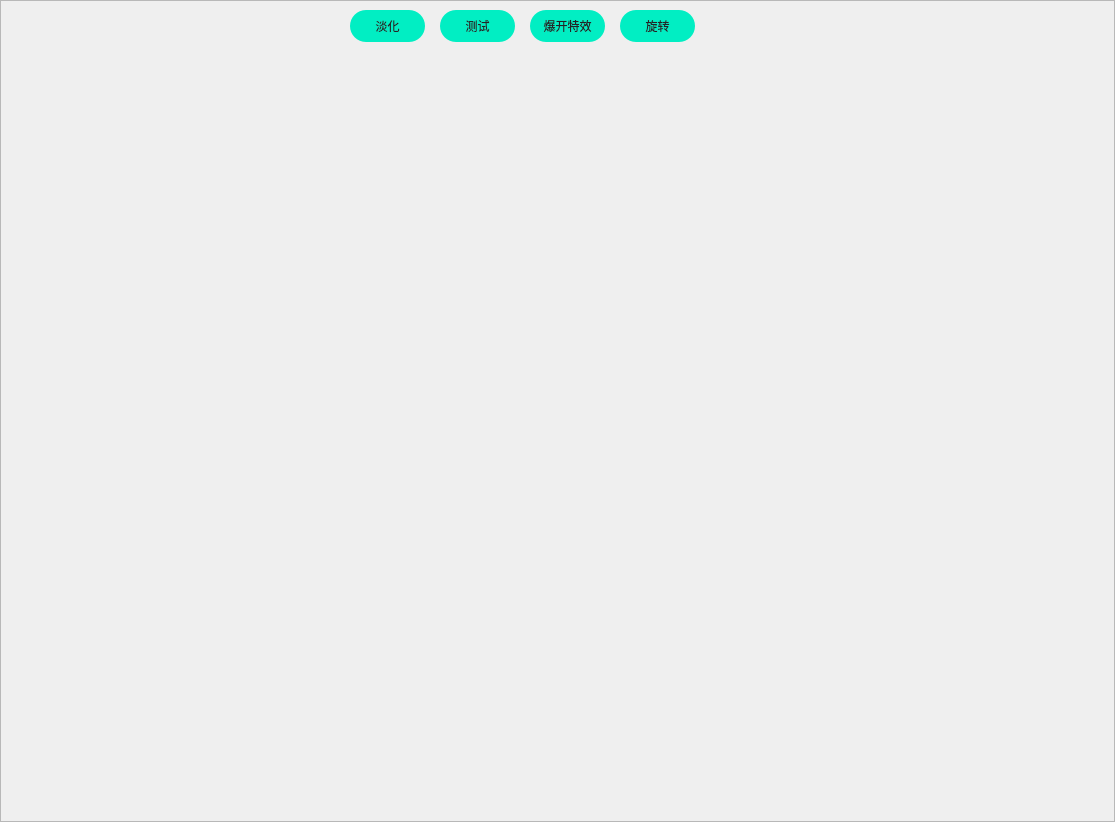
Above: animation/animationTest.ui from KikyoShaw/QtWidgetsApplication before the change. Below: the same form after it.
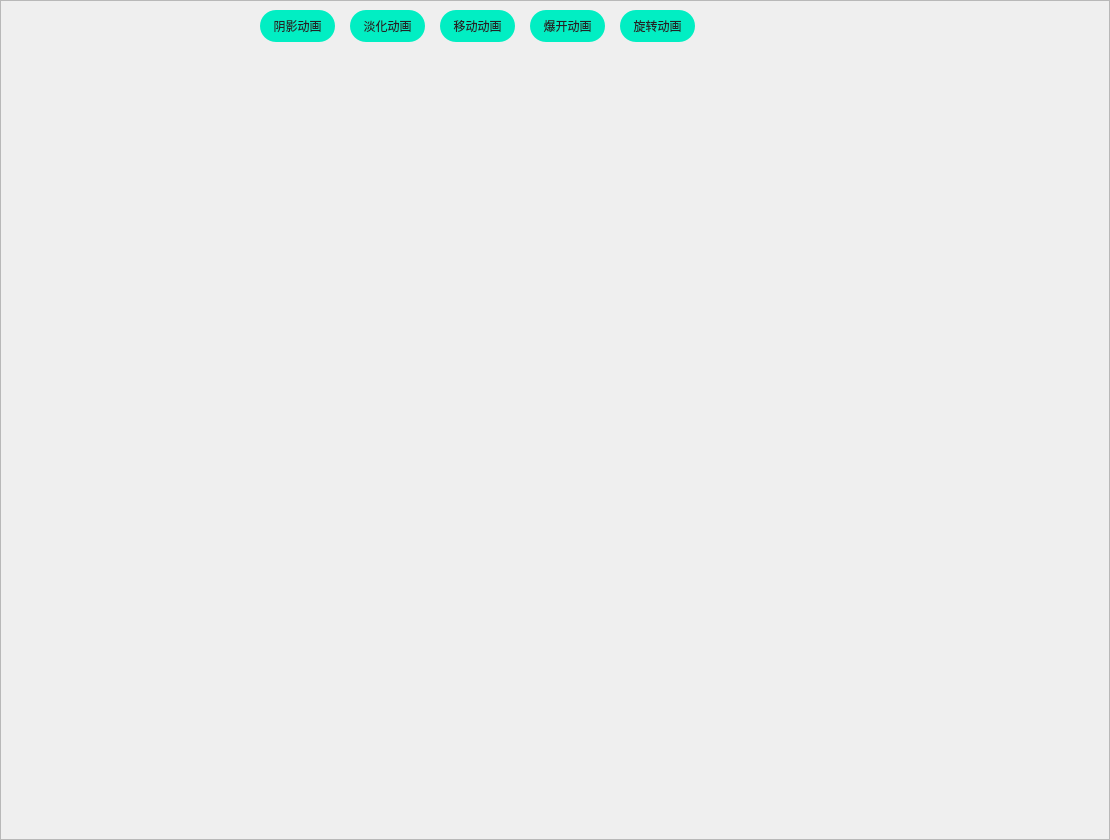
That is the form after the change. Icons and pictures are not drawn. Custom widgets are drawn as their Qt base class.

Commit message: 边框阴影扩散动画

```diff
--- a/animation/animationTest.ui
+++ b/animation/animationTest.ui
@@ -6,10 +6,22 @@
    <rect>
     <x>0</x>
     <y>0</y>
-    <width>1115</width>
-    <height>822</height>
+    <width>1110</width>
+    <height>840</height>
    </rect>
   </property>
+  <property name="minimumSize">
+   <size>
+    <width>1110</width>
+    <height>840</height>
+   </size>
+  </property>
+  <property name="maximumSize">
+   <size>
+    <width>1110</width>
+    <height>840</height>
+   </size>
+  </property>
   <property name="windowTitle">
    <string>animationTest</string>
   </property>
@@ -51,8 +63,8 @@
      <widget class="QLabel" name="label">
       <property name="geometry">
        <rect>
-        <x>480</x>
-        <y>340</y>
+        <x>768</x>
+        <y>640</y>
         <width>100</width>
         <height>100</height>
        </rect>
@@ -77,7 +89,7 @@
        <cursorShape>PointingHandCursor</cursorShape>
       </property>
       <property name="text">
-       <string>爆开特效</string>
+       <string>爆开动画</string>
       </property>
      </widget>
      <widget class="QPushButton" name="pushButton2">
@@ -93,7 +105,7 @@
        <cursorShape>PointingHandCursor</cursorShape>
       </property>
       <property name="text">
-       <string>测试</string>
+       <string>移动动画</string>
       </property>
      </widget>
      <widget class="QPushButton" name="pushButton3">
@@ -109,7 +121,7 @@
        <cursorShape>PointingHandCursor</cursorShape>
       </property>
       <property name="text">
-       <string>淡化</string>
+       <string>淡化动画</string>
       </property>
      </widget>
      <widget class="QPushButton" name="pushButton4">
@@ -125,7 +137,7 @@
        <cursorShape>PointingHandCursor</cursorShape>
       </property>
       <property name="text">
-       <string>旋转</string>
+       <string>旋转动画</string>
       </property>
      </widget>
      <widget class="rotationLabel" name="label_rotation">
@@ -144,6 +156,36 @@
        <string/>
       </property>
      </widget>
+     <widget class="QLabel" name="label_shadowEffect">
+      <property name="geometry">
+       <rect>
+        <x>60</x>
+        <y>50</y>
+        <width>100</width>
+        <height>100</height>
+       </rect>
+      </property>
+      <property name="styleSheet">
+       <string notr="true">border-radius:50px;
+border-image: url(:/animationTest/qrc/th-c11.png);</string>
+      </property>
+     </widget>
+     <widget class="QPushButton" name="pushButton5">
+      <property name="geometry">
+       <rect>
+        <x>260</x>
+        <y>10</y>
+        <width>75</width>
+        <height>32</height>
+       </rect>
+      </property>
+      <property name="cursor">
+       <cursorShape>PointingHandCursor</cursorShape>
+      </property>
+      <property name="text">
+       <string>阴影动画</string>
+      </property>
+     </widget>
     </widget>
    </item>
   </layout>
```
The commit also changes 2 other files.
